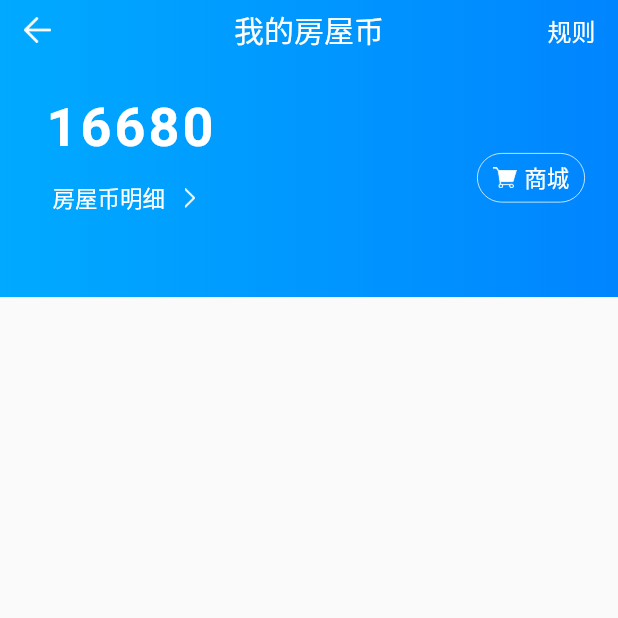
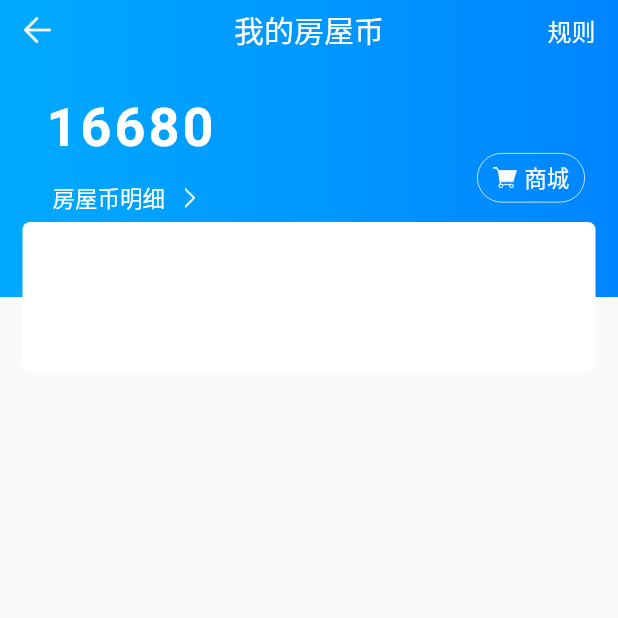
Before and after one commit to RedColinar/flutter-in-action, a Flutter app: the screen it shows after launch, on a phone screen of 412 x 824 dp, the top half of it. Run offline on Flutter 3.47's test engine with Material 2 defaults, Android fonts, the phone set to English and light mode, and no system bars.

Commit message:
white block

```diff
--- a/lib/CoinsRoute.dart
+++ b/lib/CoinsRoute.dart
@@ -139,6 +139,19 @@ class _CoinsRouteState extends State<CoinsRoute> {
                       ),
                     ),
                   ),
+                  Align(
+                      alignment: Alignment.bottomCenter,
+                      child: Transform(
+                        transform: Matrix4.translationValues(0, 50, 0),
+                        child: Container(
+                          height: 100,
+                          margin: EdgeInsets.symmetric(horizontal: 15),
+                          decoration: BoxDecoration(
+                            color: Colors.white,
+                            borderRadius: BorderRadius.all(Radius.circular(5)),
+                          ),
+                        ),
+                      )),
                 ],
               ),
             ),
```
